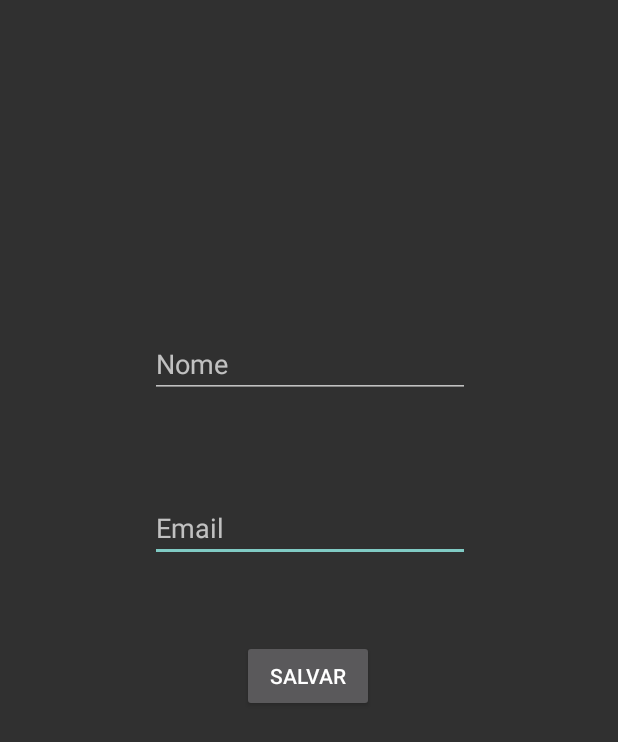
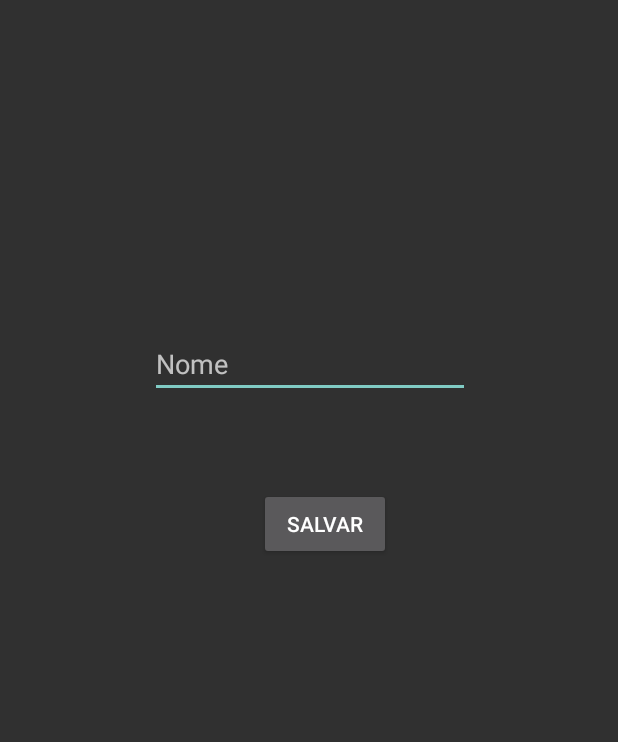
Before and after one commit to lorenaepf/seuticket, an Android app: the EditProfile screen opened directly, with no data from a screen before it, on a phone screen of 412 x 824 dp. Shown: the top 742 px of the screen. Run offline under Robolectric (Android 15) with nearby library versions, the light colour scheme and no system bars.

Commit message:
Crud User

```diff
--- a/app/src/main/java/br/ufc/quixada/myapplicationnn/CrudUser/Cadastro.java
+++ b/app/src/main/java/br/ufc/quixada/myapplicationnn/CrudUser/Cadastro.java
@@ -43,9 +43,6 @@ public class Cadastro extends AppCompatActivity implements UsuarioDB {
     TextView Cad;
     String nomeText,emailTxt,senhaTxt;
     String usuarioID;
-
-    FirebaseDatabase firebaseDatabase;
-    DatabaseReference databaseReference;
 
     @Override
     protected void onCreate(Bundle savedInstanceState) {
--- a/app/src/main/java/br/ufc/quixada/myapplicationnn/CrudUser/EditProfile.java
+++ b/app/src/main/java/br/ufc/quixada/myapplicationnn/CrudUser/EditProfile.java
@@ -22,23 +22,20 @@ public class EditProfile extends AppCompatActivity{
         setContentView(R.layout.activity_edit_profile);
 
         nomeText = findViewById(R.id.changeName);
-        emailText = findViewById(R.id.changeEmail);
         button = findViewById(R.id.btnEdt);
 
         Intent intent = getIntent();
         //Recebe da intent para preencher os campos
 
         nome = intent.getStringExtra("nome");
-        email = intent.getStringExtra("email");
 
         onDataReceived();
         button.setOnClickListener(new View.OnClickListener() {
             @Override
             public void onClick(View view) {
                 String nomeModificado = nomeText.getText().toString();
-                String emailModificado = emailText.getText().toString();
 
-                openFragment(nomeModificado, emailModificado);
+                openFragment(nomeModificado);
 
             }
         });
@@ -47,13 +44,11 @@ public class EditProfile extends AppCompatActivity{
     public void onDataReceived() {
 
         nomeText.setText(nome);
-        emailText.setText(email);
 
     }
-    public void openFragment(String nomeM, String emailM){
+    public void openFragment(String nomeM){
         Intent intent = new Intent();
         intent.putExtra("nomeModificado",nomeM);
-        intent.putExtra("emailModificado",emailM);
 
         setResult(RESULT_OK,intent);
         finish();
--- a/app/src/main/java/br/ufc/quixada/myapplicationnn/MainActivityHome.java
+++ b/app/src/main/java/br/ufc/quixada/myapplicationnn/MainActivityHome.java
@@ -46,8 +46,6 @@ public class MainActivityHome extends AppCompatActivity {
         Bundle extras = getIntent().getExtras();
         if(extras != null) {
             fav = (Evento) extras.getSerializable("fav");
-            usuarioID = extras.getString("id");
-
         }
         mAuth = FirebaseAuth.getInstance();
 
@@ -69,7 +67,7 @@ public class MainActivityHome extends AppCompatActivity {
                         fragment = Favoritos.newInstance(fav);
                         break;
                     case R.id.page_5:
-                        fragment = Perfil.newInstance(mAuth,usuario);
+                        fragment = Perfil.newInstance(db,mAuth,usuario);
                         break;
                     default: fragment = new Home();
                 }
@@ -94,6 +92,7 @@ public class MainActivityHome extends AppCompatActivity {
             public void onEvent(@Nullable DocumentSnapshot documentSnapshot, @Nullable FirebaseFirestoreException error) {
                 if(documentSnapshot != null){
                     usuario.setNome(documentSnapshot.getString("nome"));
+                    usuario.setuId(usuarioID);
                     usuario.setEmail(emailUser);
                 }
             }
--- a/app/src/main/res/layout/activity_edit_evento.xml
+++ b/app/src/main/res/layout/activity_edit_evento.xml
@@ -17,7 +17,7 @@
         app:layout_constraintEnd_toEndOf="parent"
         app:layout_constraintHorizontal_bias="0.502"
         app:layout_constraintStart_toStartOf="parent"
-        app:layout_constraintTop_toBottomOf="@+id/textView" />
+        app:layout_constraintTop_toBottomOf="@+id/escSenha" />
 
     <EditText
         android:id="@+id/EdtData"
@@ -95,7 +95,7 @@
         app:layout_constraintTop_toBottomOf="@+id/EdtvalorTicket" />
 
     <TextView
-        android:id="@+id/textView"
+        android:id="@+id/escSenha"
         android:layout_width="wrap_content"
         android:layout_height="wrap_content"
         android:text="EDITAR"
--- a/app/src/main/res/layout/activity_edit_profile.xml
+++ b/app/src/main/res/layout/activity_edit_profile.xml
@@ -5,19 +5,6 @@
     android:layout_width="match_parent"
     android:layout_height="match_parent"
     tools:context=".CrudUser.EditProfile">
-
-    <EditText
-        android:id="@+id/changeEmail"
-        android:layout_width="wrap_content"
-        android:layout_height="wrap_content"
-        android:layout_marginTop="64dp"
-        android:ems="10"
-        android:hint="Email"
-        android:inputType="textPersonName"
-        app:layout_constraintEnd_toEndOf="parent"
-        app:layout_constraintHorizontal_bias="0.502"
-        app:layout_constraintStart_toStartOf="parent"
-        app:layout_constraintTop_toBottomOf="@+id/changeName" />
 
     <EditText
         android:id="@+id/changeName"
@@ -36,10 +23,10 @@
         android:id="@+id/btnEdt"
         android:layout_width="wrap_content"
         android:layout_height="wrap_content"
-        android:layout_marginTop="52dp"
+        android:layout_marginTop="60dp"
         android:text="Salvar"
         app:layout_constraintEnd_toEndOf="parent"
-        app:layout_constraintHorizontal_bias="0.498"
+        app:layout_constraintHorizontal_bias="0.532"
         app:layout_constraintStart_toStartOf="parent"
-        app:layout_constraintTop_toBottomOf="@+id/changeEmail" />
+        app:layout_constraintTop_toBottomOf="@+id/changeName" />
 </androidx.constraintlayout.widget.ConstraintLayout>
--- a/app/src/main/res/layout/activity_login_st.xml
+++ b/app/src/main/res/layout/activity_login_st.xml
@@ -123,7 +123,7 @@
                         android:orientation="horizontal">
 
                         <TextView
-                            android:id="@+id/textView"
+                            android:id="@+id/escSenha"
                             android:layout_width="match_parent"
                             android:layout_height="wrap_content"
                             android:layout_marginTop="5dp"
```
Also changed, not shown: app/src/main/java/br/ufc/quixada/myapplicationnn/LoginST.java (+12 -13 lines), app/src/main/java/br/ufc/quixada/myapplicationnn/fragments/Perfil.java (+23 -3 lines).
